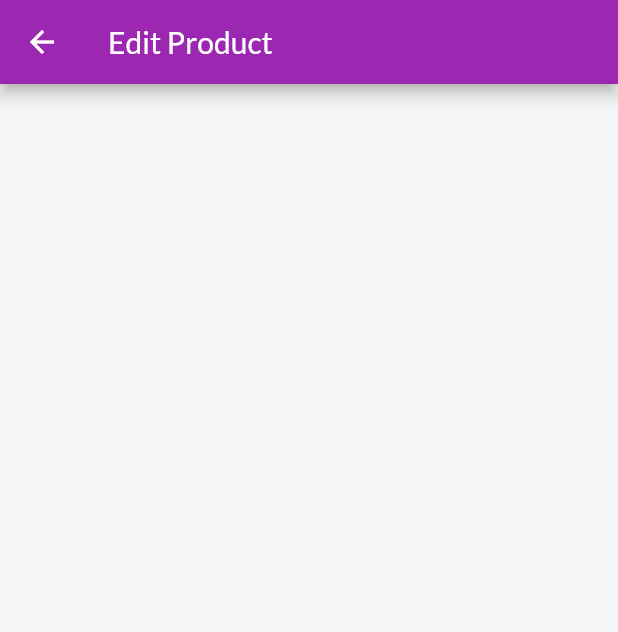
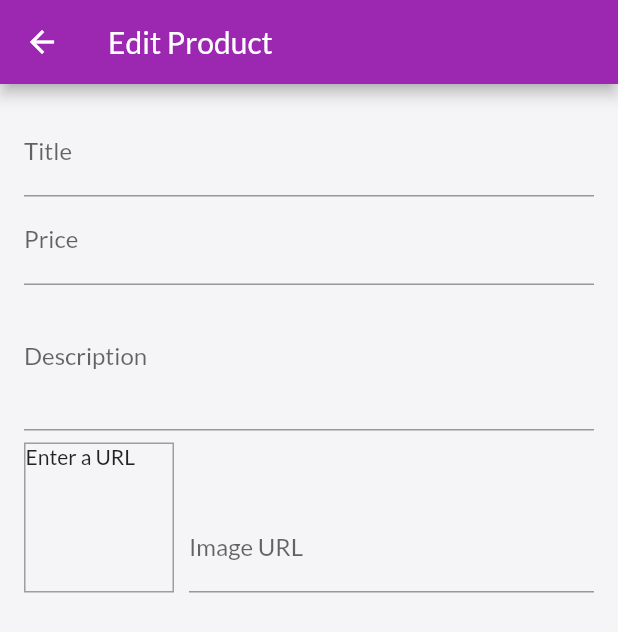
Before and after one commit to valeriistefanyk/flutter-shopapp, a Flutter app: the EditProductScreen screen opened by its route, on a phone screen of 412 x 824 dp. Shown: the top 632 px of the screen. Run offline on Flutter 3.47's test engine with Material 2 defaults, Android fonts, the phone set to English and light mode, and no system bars; network calls fail.

Commit message:
Add text form fields to EditProduct screen

```diff
--- a/lib/screens/edit_product.dart
+++ b/lib/screens/edit_product.dart
@@ -1,4 +1,5 @@
 import 'package:flutter/material.dart';
+import 'package:flutter/services.dart';
 
 class EditProductScreen extends StatefulWidget {
   static const routeName = '/edit-product';
@@ -10,12 +11,92 @@
 }
 
 class _EditProductScreenState extends State<EditProductScreen> {
+  final _priceFocusNode = FocusNode();
+  final _descriptionFocusNode = FocusNode();
+  final _imageUrlController = TextEditingController();
+
+  @override
+  void dispose() {
+    _priceFocusNode.dispose();
+    _descriptionFocusNode.dispose();
+    _imageUrlController.dispose();
+    super.dispose();
+  }
+
   @override
   Widget build(BuildContext context) {
     return Scaffold(
-      appBar: AppBar(
-        title: const Text('Edit Product'),
-      ),
-    );
+        appBar: AppBar(
+          title: const Text('Edit Product'),
+        ),
+        body: Padding(
+          padding: const EdgeInsets.all(16.0),
+          child: Form(
+            child: ListView(
+              children: [
+                TextFormField(
+                  decoration: const InputDecoration(labelText: 'Title'),
+                  textInputAction: TextInputAction.next,
+                  onFieldSubmitted: (_) {
+                    FocusScope.of(context).requestFocus(_priceFocusNode);
+                  },
+                ),
+                TextFormField(
+                  decoration: const InputDecoration(labelText: 'Price'),
+                  textInputAction: TextInputAction.next,
+                  keyboardType:
+                      const TextInputType.numberWithOptions(decimal: true),
+                  inputFormatters: [
+                    allowNumbersFormatter(),
+                  ],
+                  focusNode: _priceFocusNode,
+                  onFieldSubmitted: (_) {
+                    FocusScope.of(context).requestFocus(_descriptionFocusNode);
+                  },
+                ),
+                TextFormField(
+                  decoration: const InputDecoration(labelText: 'Description'),
+                  maxLines: 3,
+                  keyboardType: TextInputType.multiline,
+                ),
+                Row(
+                  crossAxisAlignment: CrossAxisAlignment.end,
+                  children: [
+                    Container(
+                      width: 100,
+                      height: 100,
+                      margin: const EdgeInsets.only(top: 8, right: 10),
+                      decoration: BoxDecoration(
+                        border: Border.all(width: 1, color: Colors.grey),
+                      ),
+                      child: _imageUrlController.text.isEmpty
+                          ? const Text('Enter a URL')
+                          : FittedBox(
+                              child: Image.network(
+                                _imageUrlController.text,
+                                fit: BoxFit.cover,
+                              ),
+                            ),
+                    ),
+                    Expanded(
+                        child: TextFormField(
+                      decoration: const InputDecoration(labelText: 'Image URL'),
+                      keyboardType: TextInputType.url,
+                      textInputAction: TextInputAction.done,
+                      controller: _imageUrlController,
+                      onEditingComplete: () {
+                        setState(() {});
+                      },
+                    )),
+                  ],
+                ),
+              ],
+            ),
+          ),
+        ));
+  }
+
+  TextInputFormatter allowNumbersFormatter() {
+    return FilteringTextInputFormatter.allow(RegExp(r'^(\d+)?\.?\d{0,2}'));
   }
 }
```
